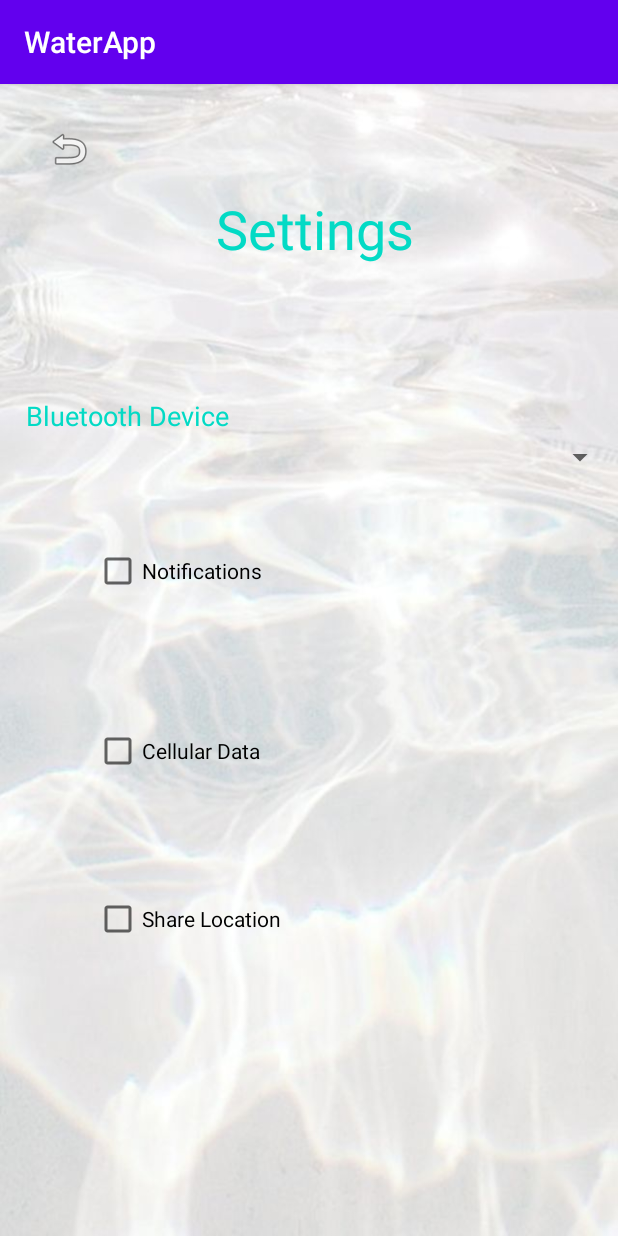
After one commit to aorom1997/HelloH20, an Android app: the AppSetting screen opened directly, with no data from a screen before it, on a phone screen of 412 x 824 dp. The commit adds this screen. Run offline under Robolectric (Android 15) with nearby library versions, the phone set to English and light mode, and no system bars.

Commit message:
Added Scenes and Navigation

```diff
--- a/app/src/main/AndroidManifest.xml
+++ b/app/src/main/AndroidManifest.xml
@@ -9,7 +9,10 @@
         android:roundIcon="@mipmap/ic_launcher_round"
         android:supportsRtl="true"
         android:theme="@style/AppTheme">
-        <activity android:name=".DailyProgress"></activity>
+        <activity android:name=".AppSetting"></activity>
+        <activity android:name=".Settings" />
+        <activity android:name=".InfoTab" />
+        <activity android:name=".DailyProgress" />
         <activity android:name=".MainActivity">
             <intent-filter>
                 <action android:name="android.intent.action.MAIN" />
--- /dev/null
+++ b/app/src/main/java/com/example/waterapp/AppSetting.kt
@@ -0,0 +1,20 @@
+package com.example.waterapp
+
+import android.content.Intent
+import androidx.appcompat.app.AppCompatActivity
+import android.os.Bundle
+import android.widget.ImageButton
+
+class AppSetting : AppCompatActivity() {
+    override fun onCreate(savedInstanceState: Bundle?) {
+        super.onCreate(savedInstanceState)
+        setContentView(R.layout.activity_app_setting)
+
+        val buttonBack1= findViewById<ImageButton>(R.id.imageButton)
+        buttonBack1.setOnClickListener {
+            val i = Intent( this , DailyProgress::class.java)
+            startActivity(i);
+
+        }
+    }
+}
--- /dev/null
+++ b/app/src/main/res/layout/activity_app_setting.xml
@@ -0,0 +1,96 @@
+<?xml version="1.0" encoding="utf-8"?>
+<androidx.constraintlayout.widget.ConstraintLayout xmlns:android="http://schemas.android.com/apk/res/android"
+    xmlns:app="http://schemas.android.com/apk/res-auto"
+    xmlns:tools="http://schemas.android.com/tools"
+    android:layout_width="match_parent"
+    android:layout_height="match_parent"
+    tools:context=".AppSetting">
+
+    <androidx.constraintlayout.widget.ConstraintLayout
+        android:layout_width="match_parent"
+        android:layout_height="match_parent"
+        android:background="@drawable/waterbg"
+        tools:context=".Settings">
+
+        <TextView
+            android:id="@+id/Settings"
+            android:layout_width="wrap_content"
+            android:layout_height="wrap_content"
+            android:layout_marginTop="72dp"
+            android:layout_marginEnd="136dp"
+            android:text="@string/settings"
+            android:textColor="@color/colorAccent"
+            android:textSize="36sp"
+            app:layout_constraintEnd_toEndOf="parent"
+            app:layout_constraintTop_toTopOf="parent" />
+
+        <CheckBox
+            android:id="@+id/checkBox"
+            android:layout_width="wrap_content"
+            android:layout_height="wrap_content"
+            android:layout_marginTop="48dp"
+            android:text="@string/notifications"
+            app:layout_constraintEnd_toEndOf="parent"
+            app:layout_constraintHorizontal_bias="0.208"
+            app:layout_constraintStart_toStartOf="parent"
+            app:layout_constraintTop_toBottomOf="@+id/Blue" />
+
+        <CheckBox
+            android:id="@+id/checkBox2"
+            android:layout_width="wrap_content"
+            android:layout_height="wrap_content"
+            android:layout_marginTop="88dp"
+            android:text="@string/cellular_data"
+            app:layout_constraintEnd_toEndOf="parent"
+            app:layout_constraintHorizontal_bias="0.207"
+            app:layout_constraintStart_toStartOf="parent"
+            app:layout_constraintTop_toBottomOf="@+id/checkBox" />
+
+        <CheckBox
+            android:id="@+id/checkBox3"
+            android:layout_width="wrap_content"
+            android:layout_height="wrap_content"
+            android:layout_marginTop="80dp"
+            android:text="@string/share_location"
+            app:layout_constraintEnd_toEndOf="parent"
+            app:layout_constraintHorizontal_bias="0.219"
+            app:layout_constraintStart_toStartOf="parent"
+            app:layout_constraintTop_toBottomOf="@+id/checkBox2" />
+
+        <Spinner
+
+            android:id="@+id/Blue"
+            android:layout_width="409dp"
+            android:layout_height="wrap_content"
+            android:layout_marginTop="3dp"
+            android:layout_marginEnd="1dp"
+            app:layout_constraintEnd_toEndOf="parent"
+            app:layout_constraintTop_toBottomOf="@+id/textView4" />
+
+        <TextView
+            android:id="@+id/textView4"
+            android:layout_width="wrap_content"
+            android:layout_height="wrap_content"
+            android:layout_marginTop="88dp"
+            android:layout_marginEnd="259dp"
+            android:text="@string/bluetooth_device"
+            android:textColor="@color/colorAccent"
+            android:textSize="18sp"
+            app:layout_constraintEnd_toEndOf="parent"
+            app:layout_constraintTop_toBottomOf="@+id/Settings" />
+
+        <ImageButton
+            android:id="@+id/imageButton"
+            android:layout_width="wrap_content"
+            android:layout_height="wrap_content"
+            android:layout_marginStart="18dp"
+            android:layout_marginTop="17dp"
+            android:backgroundTint="@android:color/transparent"
+            app:layout_constraintStart_toStartOf="parent"
+            app:layout_constraintTop_toTopOf="parent"
+            app:srcCompat="@android:drawable/ic_menu_revert"
+            android:contentDescription="@string/todo" />
+
+    </androidx.constraintlayout.widget.ConstraintLayout>
+
+</androidx.constraintlayout.widget.ConstraintLayout>
--- a/app/src/main/res/values/strings.xml
+++ b/app/src/main/res/values/strings.xml
@@ -15,4 +15,14 @@
     <string name="textview1">TextView</string>
     <string name="textview2">TextView</string>
     <string name="textview3">TextView</string>
+    <string name="InfoButton">TODO</string>
+    <string name="SettingBUtton">TODO</string>
+    <string name="settings">Settings</string>
+    <string name="why_water">Why Water?</string>
+    <string name="bluetooth_device">Bluetooth Device</string>
+    <string name="cellular_data">Cellular Data</string>
+    <string name="share_location">Share Location</string>
+    <string name="notifications">Notifications</string>
+    <string name="todo">TODO</string>
+    <string name="todo1">TODO</string>
 </resources>
```
Also changed, not shown: app/src/main/java/com/example/waterapp/DailyProgress.kt (+12 -0 lines), app/src/main/java/com/example/waterapp/InfoTab.kt (added, +20 -0 lines), app/src/main/res/layout/activity_daily_progress.xml (+22 -0 lines), app/src/main/res/layout/activity_info_tab.xml (added, +34 -0 lines), app/src/main/res/layout/activity_settings.xml (added, +78 -0 lines).
